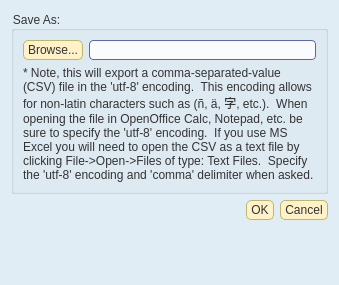
Before: the Qt Designer form src/gui/export_analysis.ui in Ecotrust/delphos, drawn with Qt 5.
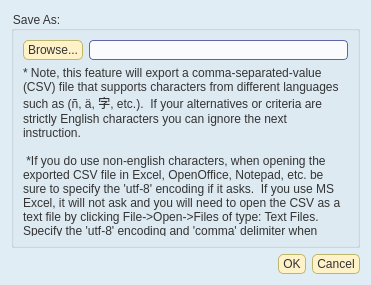
After: the same form once the commit is applied.

Commit message: Make windows non-modal were you need to be able to access the documentation window such as when there are help icons.  Requires that a dialogs parent be set to the window so it stays above its parent.  Also make the test help button give a more meaningful message and action

What changed in the file:
```diff
--- a/src/gui/export_analysis.ui
+++ b/src/gui/export_analysis.ui
@@ -8,7 +8,7 @@
    <rect>
     <x>0</x>
     <y>0</y>
-    <width>339</width>
+    <width>371</width>
     <height>285</height>
    </rect>
   </property>
@@ -226,7 +226,9 @@
          </font>
         </property>
         <property name="text" >
-         <string>* Note, this will export a comma-separated-value (CSV) file in the 'utf-8' encoding.  This encoding allows for non-latin characters such as (ñ, ä, 字, etc.).  When opening the file in OpenOffice Calc, Notepad, etc. be sure to specify the 'utf-8' encoding.  If you use MS Excel you will need to open the CSV as a text file by clicking File->Open->Files of type: Text Files.  Specify the 'utf-8' encoding and 'comma' delimiter when asked.</string>
+         <string>* Note, this feature will export a comma-separated-value (CSV) file that supports characters from different languages such as (ñ, ä, 字, etc.).  If your alternatives or criteria are strictly English characters you can ignore the next instruction.
+
+ *If you do use non-english characters, when opening the exported CSV file in Excel, OpenOffice, Notepad, etc. be sure to specify the 'utf-8' encoding if it asks.  If you use MS Excel, it will not ask and you will need to open the CSV as a text file by clicking File->Open->Files of type: Text Files.  Specify the 'utf-8' encoding and 'comma' delimiter when asked.</string>
         </property>
         <property name="alignment" >
          <set>Qt::AlignLeading|Qt::AlignLeft|Qt::AlignTop</set>
```
Left out of the diff: 5 changed lines with no effect on the pictures. The commit also changes 16 other files.
